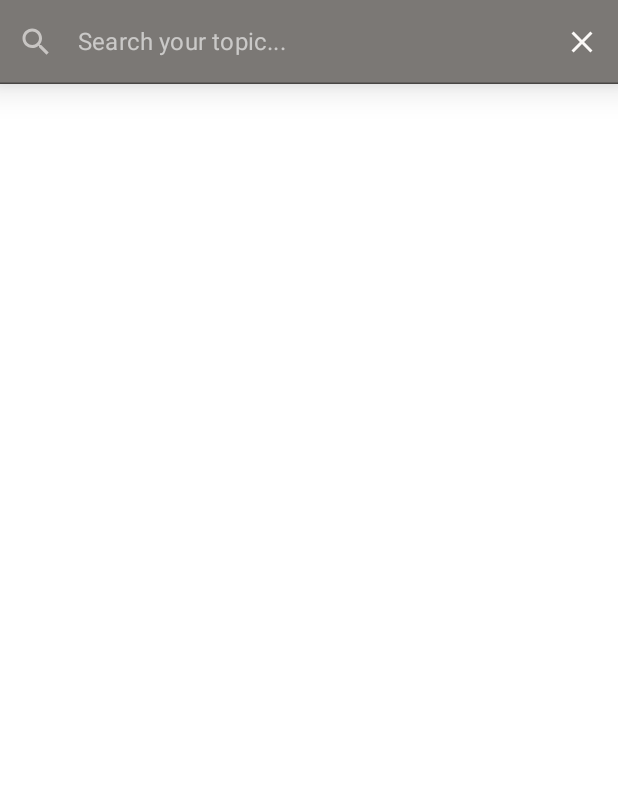
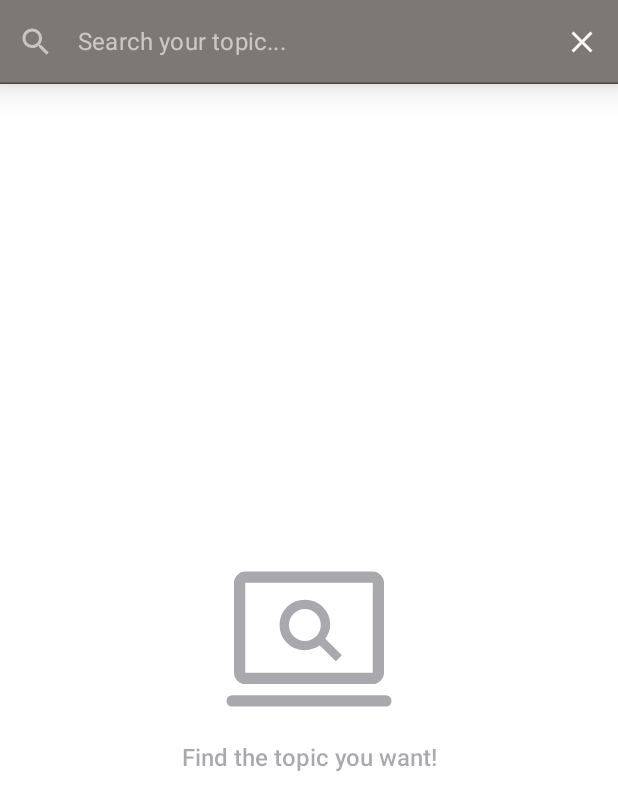
Before and after one commit to DAngelo-Diego/Book-App, an Android app built with Jetpack Compose: the SearchScreen screen opened through its navigation route, on a phone screen of 412 x 824 dp. Shown: the top 810 px of the screen. Run offline under Robolectric (Android 15) with nearby library versions, the phone set to English and light mode, and no system bars; our stand-ins replace Dagger/Hilt's generated code, accompanist, paging; pictures from the network do not load.

Commit message:
Search Screen- Final Implemented (allWorking)

```diff
--- a/app/src/main/java/com/example/bookapp/presentation/common/EmptyScreen.kt
+++ b/app/src/main/java/com/example/bookapp/presentation/common/EmptyScreen.kt
@@ -28,9 +28,9 @@ import java.net.ConnectException
 import java.net.SocketTimeoutException
 
 @Composable
-fun EmptyScreen(error: LoadState.Error) {
+fun EmptyScreen(error: LoadState.Error? = null) {
     val message by remember {
-        mutableStateOf(parseErrorMessage(error = error))
+        mutableStateOf("Find the topic you want!")
     }
     val icon by remember {
         mutableStateOf(
@@ -41,11 +41,16 @@ fun EmptyScreen(error: LoadState.Error) {
                 "Not Internet" -> {
                     R.drawable.notinternet
                 }
-                else -> {  R.drawable.serverunavailable
+                else -> {  R.drawable.search_screen
                 }
             }
         )
     }
+
+    /*if (error != null){
+        message = parseErrorMessage(error = error)
+        icon = R.drawable.serverunavailable
+    }*/
 
     var starAnimation by remember { mutableStateOf(false) }
 
--- a/app/src/main/java/com/example/bookapp/presentation/common/ListContent.kt
+++ b/app/src/main/java/com/example/bookapp/presentation/common/ListContent.kt
@@ -85,6 +85,10 @@ fun handingPagingResult(
             }
             error != null -> {
                 EmptyScreen(error = error)
+                false
+            }
+            books.itemCount < 1 ->{
+                EmptyScreen()
                 false
             }
             else -> true
--- a/app/src/main/java/com/example/bookapp/presentation/search/SearchScreen.kt
+++ b/app/src/main/java/com/example/bookapp/presentation/search/SearchScreen.kt
@@ -6,6 +6,7 @@ import androidx.compose.runtime.getValue
 import androidx.hilt.navigation.compose.hiltViewModel
 import androidx.navigation.NavHostController
 import androidx.paging.compose.collectAsLazyPagingItems
+import com.example.bookapp.presentation.common.ListContent
 
 @Composable
 fun SearchScreen(
@@ -17,7 +18,8 @@ fun SearchScreen(
 
     val books = searchViewModel.searchedBooks.collectAsLazyPagingItems()
 
-    Scaffold(topBar = { SearchTopBar(
+    Scaffold(topBar = {
+        SearchTopBar(
             text = searchQuery,
             onTextChanged = {
                 searchViewModel.updateSearchQuery(query = it)
@@ -28,7 +30,10 @@ fun SearchScreen(
             onClosedClicked = {
                 navController.popBackStack()
                 }
-    ) }) {
-
+            )
+        },
+        content = {
+            ListContent(books = books, navController = navController)
         }
+    )
 }
--- /dev/null
+++ b/app/src/main/res/drawable/search_screen.xml
@@ -0,0 +1,9 @@
+<vector xmlns:android="http://schemas.android.com/apk/res/android"
+    android:width="48dp"
+    android:height="48dp"
+    android:viewportWidth="48"
+    android:viewportHeight="48">
+  <path
+      android:fillColor="#FF000000"
+      android:pathData="m31.15,29.95 l1.6,-1.6 -4.4,-4.4q0.55,-0.85 0.925,-1.775 0.375,-0.925 0.375,-1.925 0,-2.85 -1.95,-4.8 -1.95,-1.95 -4.8,-1.95 -2.85,0 -4.8,1.95 -1.95,1.95 -1.95,4.8 0,2.85 1.95,4.8Q20.05,27 22.9,27q1.1,0 2.075,-0.375 0.975,-0.375 1.925,-0.925ZM22.9,24.5q-1.75,0 -3,-1.25t-1.25,-3q0,-1.75 1.25,-3t3,-1.25q1.75,0 3,1.25t1.25,3q0,1.75 -1.25,3t-3,1.25ZM3.5,42q-0.65,0 -1.075,-0.425Q2,41.15 2,40.5q0,-0.65 0.425,-1.075Q2.85,39 3.5,39h41q0.65,0 1.075,0.425Q46,39.85 46,40.5q0,0.65 -0.425,1.075Q45.15,42 44.5,42ZM7,36q-1.2,0 -2.1,-0.9Q4,34.2 4,33L4,9q0,-1.2 0.9,-2.1Q5.8,6 7,6h34q1.2,0 2.1,0.9 0.9,0.9 0.9,2.1v24q0,1.2 -0.9,2.1 -0.9,0.9 -2.1,0.9ZM7,33h34L41,9L7,9v24ZM7,33L7,9v24Z"/>
+</vector>
```
Lines whose indentation alone changed are shown as unchanged.
